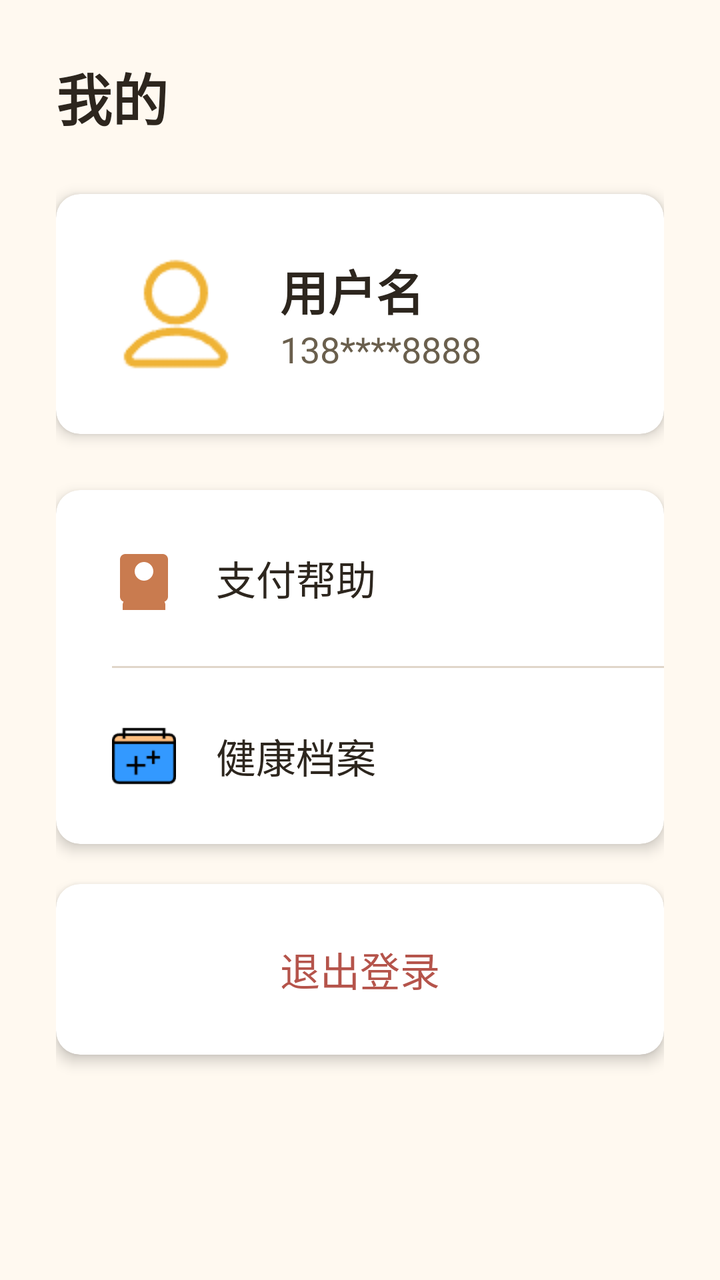
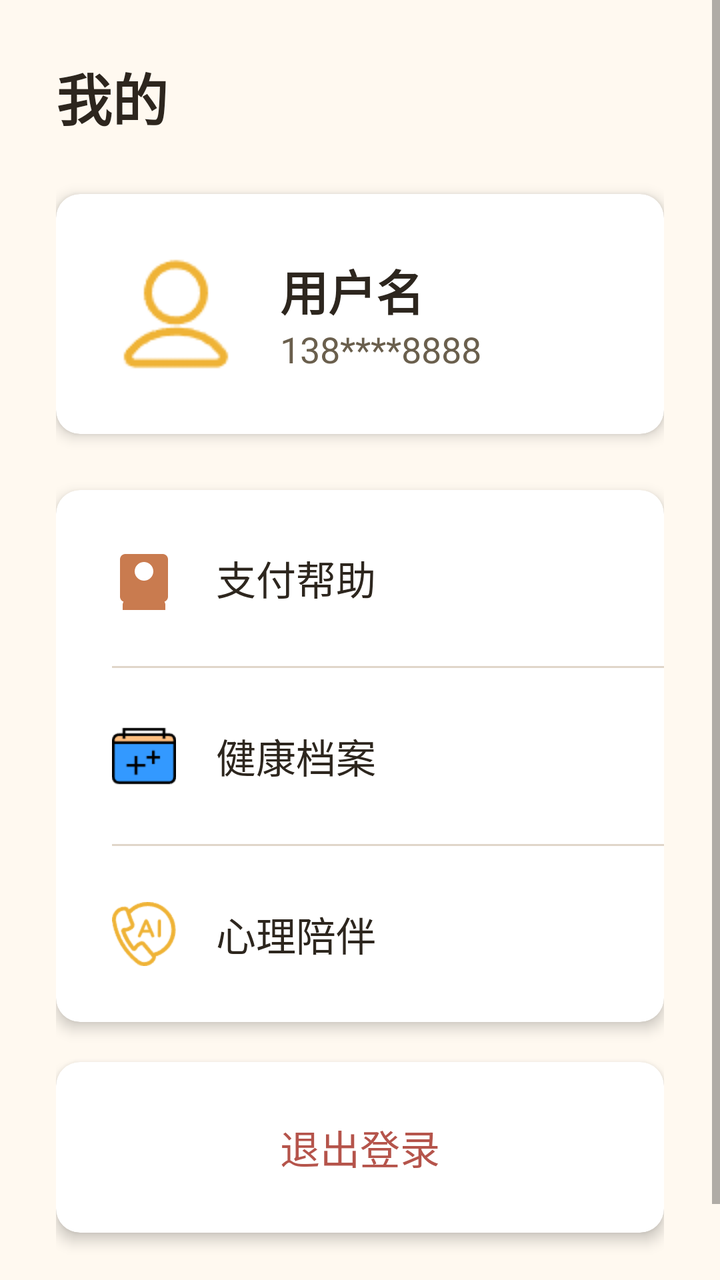

Compare the two renders of this Android layout. The source of the first and the diff that turns it into the second are given below.
<!-- AndroidManifest.xml: application theme Theme.YinFuApp -->
<!-- res/layout/fragment_profile.xml -->
<?xml version="1.0" encoding="utf-8"?>
<ScrollView
    xmlns:android="http://schemas.android.com/apk/res/android"
    xmlns:app="http://schemas.android.com/apk/res-auto"
    android:layout_width="match_parent"
    android:layout_height="match_parent"
    android:background="@color/bg_page"
    android:fillViewport="true">

    <LinearLayout
        android:layout_width="match_parent"
        android:layout_height="wrap_content"
        android:orientation="vertical"
        android:padding="@dimen/spacing_lg">

        <TextView
            android:layout_width="match_parent"
            android:layout_height="wrap_content"
            android:text="@string/tab_profile"
            android:textSize="@dimen/font_size_title"
            android:textColor="@color/text_primary"
            android:textStyle="bold"
            android:layout_marginBottom="@dimen/spacing_lg"/>

        <com.google.android.material.card.MaterialCardView
            android:layout_width="match_parent"
            android:layout_height="wrap_content"
            android:layout_marginBottom="@dimen/spacing_lg"
            app:cardBackgroundColor="@color/card_background"
            app:cardCornerRadius="@dimen/card_radius"
            app:cardElevation="@dimen/card_elevation">

            <LinearLayout
                android:layout_width="match_parent"
                android:layout_height="wrap_content"
                android:orientation="horizontal"
                android:padding="@dimen/spacing_lg"
                android:gravity="center_vertical">

                <ImageView
                    android:layout_width="@dimen/icon_size_lg"
                    android:layout_height="@dimen/icon_size_lg"
                    android:src="@drawable/profile"
                    android:contentDescription="@string/tab_profile"/>

                <LinearLayout
                    android:layout_width="0dp"
                    android:layout_height="wrap_content"
                    android:layout_weight="1"
                    android:orientation="vertical"
                    android:layout_marginStart="@dimen/spacing_md">

                    <TextView
                        android:id="@+id/user_name"
                        android:layout_width="wrap_content"
                        android:layout_height="wrap_content"
                        android:text="用户名"
                        android:textSize="@dimen/font_size_lg"
                        android:textColor="@color/text_primary"
                        android:textStyle="bold"/>

                    <TextView
                        android:id="@+id/user_phone"
                        android:layout_width="wrap_content"
                        android:layout_height="wrap_content"
                        android:text="138****8888"
                        android:textSize="@dimen/font_size_sm"
                        android:textColor="@color/text_secondary"/>

                </LinearLayout>

            </LinearLayout>

        </com.google.android.material.card.MaterialCardView>

        <com.google.android.material.card.MaterialCardView
            android:layout_width="match_parent"
            android:layout_height="wrap_content"
            android:layout_marginBottom="@dimen/spacing_md"
            app:cardBackgroundColor="@color/card_background"
            app:cardCornerRadius="@dimen/card_radius"
            app:cardElevation="@dimen/card_elevation">

            <LinearLayout
                android:layout_width="match_parent"
                android:layout_height="wrap_content"
                android:orientation="vertical">

                <LinearLayout
                    android:id="@+id/payment_management"
                    android:layout_width="match_parent"
                    android:layout_height="wrap_content"
                    android:orientation="horizontal"
                    android:padding="@dimen/spacing_lg"
                    android:gravity="center_vertical"
                    android:clickable="true"
                    android:focusable="true"
                    android:background="?attr/selectableItemBackground">

                    <ImageView
                        android:layout_width="@dimen/icon_size_sm"
                        android:layout_height="@dimen/icon_size_sm"
                        android:src="@drawable/ic_payment"
                        android:contentDescription="@string/payment_help"/>

                    <TextView
                        android:layout_width="0dp"
                        android:layout_height="wrap_content"
                        android:layout_weight="1"
                        android:text="@string/payment_help"
                        android:textSize="@dimen/font_size_md"
                        android:textColor="@color/text_primary"
                        android:layout_marginStart="@dimen/spacing_md"/>

                </LinearLayout>

                <View
                    android:layout_width="match_parent"
                    android:layout_height="1dp"
                    android:background="@color/border"
                    android:layout_marginStart="@dimen/spacing_lg"/>

                <LinearLayout
                    android:id="@+id/health_records"
                    android:layout_width="match_parent"
                    android:layout_height="wrap_content"
                    android:orientation="horizontal"
                    android:padding="@dimen/spacing_lg"
                    android:gravity="center_vertical"
                    android:clickable="true"
                    android:focusable="true"
                    android:background="?attr/selectableItemBackground">

                    <ImageView
                        android:layout_width="@dimen/icon_size_sm"
                        android:layout_height="@dimen/icon_size_sm"
                        android:src="@drawable/health"
                        android:contentDescription="@string/health_records"/>

                    <TextView
                        android:layout_width="0dp"
                        android:layout_height="wrap_content"
                        android:layout_weight="1"
                        android:text="@string/health_records"
                        android:textSize="@dimen/font_size_md"
                        android:textColor="@color/text_primary"
                        android:layout_marginStart="@dimen/spacing_md"/>

                </LinearLayout>

            </LinearLayout>

        </com.google.android.material.card.MaterialCardView>

        <com.google.android.material.card.MaterialCardView
            android:layout_width="match_parent"
            android:layout_height="wrap_content"
            android:layout_marginBottom="@dimen/spacing_xl"
            app:cardBackgroundColor="@color/card_background"
            app:cardCornerRadius="@dimen/card_radius"
            app:cardElevation="@dimen/card_elevation">

            <LinearLayout
                android:id="@+id/logout_button"
                android:layout_width="match_parent"
                android:layout_height="wrap_content"
                android:orientation="horizontal"
                android:padding="@dimen/spacing_lg"
                android:gravity="center"
                android:clickable="true"
                android:focusable="true"
                android:background="?attr/selectableItemBackground">

                <TextView
                    android:layout_width="wrap_content"
                    android:layout_height="wrap_content"
                    android:text="@string/logout"
                    android:textSize="@dimen/font_size_md"
                    android:textColor="@color/danger"/>

            </LinearLayout>

        </com.google.android.material.card.MaterialCardView>

    </LinearLayout>

</ScrollView>
<!-- resources referenced by this layout -->
<resources>
  <color name="bg_page">#FFF9F0</color>
  <color name="border">#E0D6C9</color>
  <color name="card_background">#FFFFFF</color>
  <color name="danger">#B5544B</color>
  <color name="text_primary">#2D261E</color>
  <color name="text_secondary">#6A5F4D</color>
  <dimen name="card_elevation">4dp</dimen>
  <dimen name="card_radius">12dp</dimen>
  <dimen name="font_size_lg">24sp</dimen>
  <dimen name="font_size_md">20sp</dimen>
  <dimen name="font_size_sm">18sp</dimen>
  <dimen name="font_size_title">28sp</dimen>
  <dimen name="icon_size_lg">64dp</dimen>
  <dimen name="icon_size_sm">32dp</dimen>
  <dimen name="spacing_lg">28dp</dimen>
  <dimen name="spacing_md">20dp</dimen>
  <dimen name="spacing_xl">36dp</dimen>
  <!-- drawable health: png bitmap (drawable, 940 bytes) -->
  <!-- drawable ic_payment (drawable) -->
  <?xml version="1.0" encoding="utf-8"?>
  
  <vector xmlns:android="http://schemas.android.com/apk/res/android"
      android:width="24dp"
      android:height="24dp"
      android:viewportWidth="24"
      android:viewportHeight="24">
      <path
          android:fillColor="#C97B4F"
          android:pathData="M19,3H5c-1.1,0 -2,0.9 -2,2v14c0,1.1 0.9,2 2,2h14c1.1,0 2,-0.9 2,-2V5c0,-1.1 -0.9,-2 -2,-2zM12,6c1.93,0 3.5,1.57 3.5,3.5S13.93,13 12,13s-3.5,-1.57 -3.5,-3.5S10.07,6 12,6zM12,18c-2.67,0 -8,1.34 -8,4v2h16v-2c0,-2.66 -5.33,-4 -8,-4z"/>
  </vector>
  <!-- drawable profile: png bitmap (drawable, 1674 bytes) -->
  <string name="health_records">健康档案</string>
  <string name="logout">退出登录</string>
  <string name="payment_help">支付帮助</string>
  <string name="tab_profile">我的</string>
  <style name="Theme.YinFuApp" parent="Theme.MaterialComponents.DayNight.NoActionBar">
          <item name="colorPrimary">@color/primary</item>
          <item name="colorPrimaryDark">@color/primary_dark</item>
          <item name="colorAccent">@color/accent</item>
          <item name="android:windowBackground">@color/bg_page</item>
          <item name="android:statusBarColor">@android:color/transparent</item>
          <item name="android:navigationBarColor">@android:color/transparent</item>
          <item name="android:windowLightStatusBar">false</item>
          <item name="android:windowSoftInputMode">adjustPan</item>
      </style>
  <color name="primary">#C97B4F</color>
  <color name="primary_dark">#B96B3F</color>
  <color name="accent">#B5544B</color>
</resources>

<!-- the commit's change to res/layout/fragment_profile.xml (unified diff, before → after) -->
@@ -142,6 +142,40 @@
                         android:layout_height="wrap_content"
                         android:layout_weight="1"
                         android:text="@string/health_records"
+                        android:textSize="@dimen/font_size_md"
+                        android:textColor="@color/text_primary"
+                        android:layout_marginStart="@dimen/spacing_md"/>
+
+                </LinearLayout>
+
+                <View
+                    android:layout_width="match_parent"
+                    android:layout_height="1dp"
+                    android:background="@color/border"
+                    android:layout_marginStart="@dimen/spacing_lg"/>
+
+                <LinearLayout
+                    android:id="@+id/ai_call"
+                    android:layout_width="match_parent"
+                    android:layout_height="wrap_content"
+                    android:orientation="horizontal"
+                    android:padding="@dimen/spacing_lg"
+                    android:gravity="center_vertical"
+                    android:clickable="true"
+                    android:focusable="true"
+                    android:background="?attr/selectableItemBackground">
+
+                    <ImageView
+                        android:layout_width="@dimen/icon_size_sm"
+                        android:layout_height="@dimen/icon_size_sm"
+                        android:src="@drawable/ic_phone_1"
+                        android:contentDescription="@string/ai_call"/>
+
+                    <TextView
+                        android:layout_width="0dp"
+                        android:layout_height="wrap_content"
+                        android:layout_weight="1"
+                        android:text="@string/ai_call"
                         android:textSize="@dimen/font_size_md"
                         android:textColor="@color/text_primary"
                         android:layout_marginStart="@dimen/spacing_md"/>
<!-- resource entries referenced after the edit -->
@@ -30,7 +30,9 @@
           android:fillColor="#C97B4F"
           android:pathData="M19,3H5c-1.1,0 -2,0.9 -2,2v14c0,1.1 0.9,2 2,2h14c1.1,0 2,-0.9 2,-2V5c0,-1.1 -0.9,-2 -2,-2zM12,6c1.93,0 3.5,1.57 3.5,3.5S13.93,13 12,13s-3.5,-1.57 -3.5,-3.5S10.07,6 12,6zM12,18c-2.67,0 -8,1.34 -8,4v2h16v-2c0,-2.66 -5.33,-4 -8,-4z"/>
   </vector>
+  <!-- drawable ic_phone_1: png bitmap (drawable, 2741 bytes) -->
   <!-- drawable profile: png bitmap (drawable, 1674 bytes) -->
+  <string name="ai_call">心理陪伴</string>
   <string name="health_records">健康档案</string>
   <string name="logout">退出登录</string>
   <string name="payment_help">支付帮助</string>
